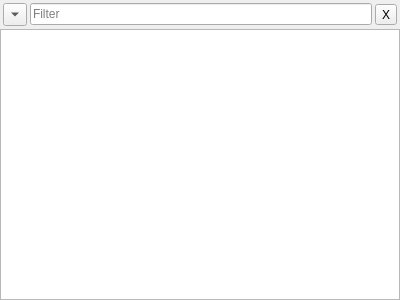
Before: the Qt Designer form client/src/ui/widgets/resource_tree_widget.ui in networkoptix/nx_open, drawn with Qt 5.
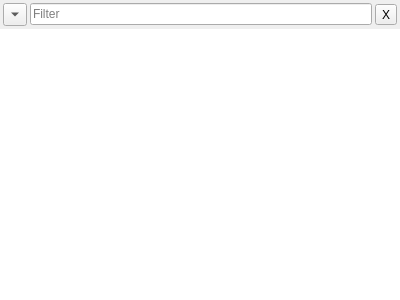
After: the same form once the commit is applied. Custom widgets are drawn as their Qt base class.

Commit message:
Remove frame of the resource tree.
<==== Mercurial data ====>
Branch: new_style

The edit to the form file:
```diff
--- a/client/src/ui/widgets/resource_tree_widget.ui
+++ b/client/src/ui/widgets/resource_tree_widget.ui
@@ -58,6 +58,9 @@
    </item>
    <item>
     <widget class="QnTreeView" name="resourcesTreeView">
+     <property name="frameShape">
+      <enum>QFrame::NoFrame</enum>
+     </property>
      <property name="horizontalScrollBarPolicy">
       <enum>Qt::ScrollBarAlwaysOff</enum>
      </property>
```
Left out of the diff: 22 changed lines with no effect on the pictures.
